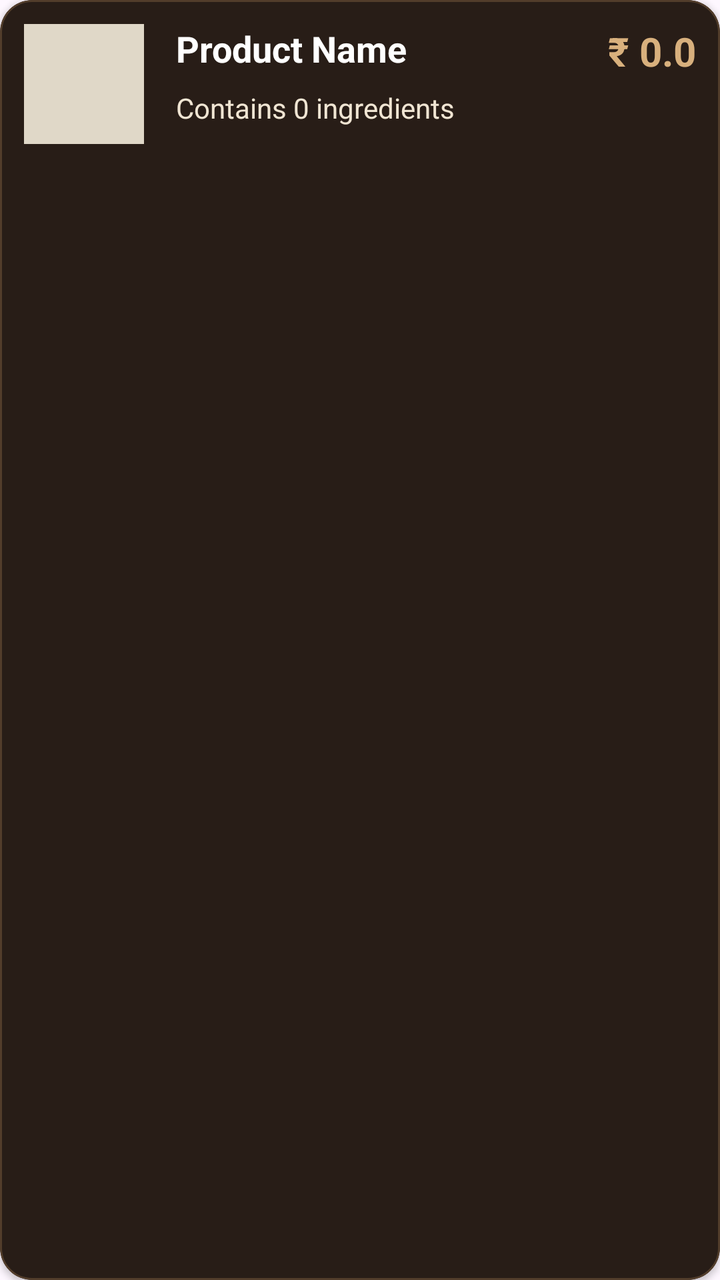
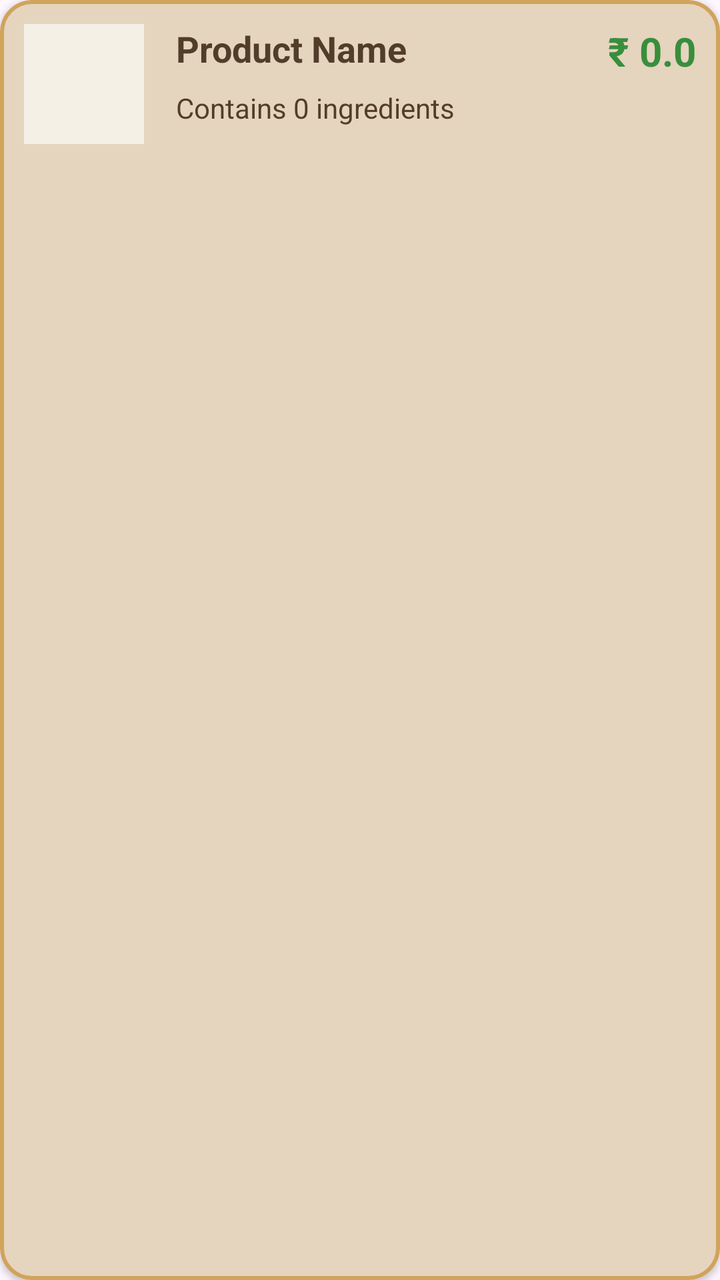

An Android layout rendered at two revisions. The XML below is the earlier revision; the diff shows what the commit changed to produce the second picture.
<!-- AndroidManifest.xml: application theme Theme.COCOBAR -->
<!-- res/layout/item_recipe_card.xml -->
<?xml version="1.0" encoding="utf-8"?>
<com.google.android.material.card.MaterialCardView
    xmlns:android="http://schemas.android.com/apk/res/android"
    xmlns:app="http://schemas.android.com/apk/res-auto"
    android:layout_width="match_parent"
    android:layout_height="wrap_content"
    android:layout_marginBottom="12dp"
    app:cardBackgroundColor="@color/coco_bg_outer"
    app:cardCornerRadius="16dp"
    app:cardElevation="2dp"
    app:strokeColor="@color/coco_divider_gold"
    app:strokeWidth="1dp">

    <androidx.constraintlayout.widget.ConstraintLayout
        android:layout_width="match_parent"
        android:layout_height="wrap_content"
        android:padding="12dp">

        <ImageView
            android:id="@+id/ivRecipeImage"
            android:layout_width="60dp"
            android:layout_height="60dp"
            android:background="#E0D8C8"
            android:scaleType="centerCrop"
            app:layout_constraintStart_toStartOf="parent"
            app:layout_constraintTop_toTopOf="parent"
            app:layout_constraintBottom_toBottomOf="parent"/>

        <TextView
            android:id="@+id/tvRecipeName"
            android:layout_width="0dp"
            android:layout_height="wrap_content"
            android:text="Product Name"
            android:textColor="@color/white"
            android:textSize="18sp"
            android:textStyle="bold"
            android:layout_marginStart="16dp"
            android:layout_marginEnd="16dp"
            app:layout_constraintStart_toEndOf="@id/ivRecipeImage"
            app:layout_constraintEnd_toStartOf="@id/tvRecipePrice"
            app:layout_constraintTop_toTopOf="parent"/>

        <TextView
            android:id="@+id/tvRecipePrice"
            android:layout_width="wrap_content"
            android:layout_height="wrap_content"
            android:text="₹ 0.0"
            android:textColor="@color/cocobar_gold"
            android:textSize="20sp"
            android:textStyle="bold"
            app:layout_constraintEnd_toEndOf="parent"
            app:layout_constraintTop_toTopOf="parent"/>

        <TextView
            android:id="@+id/tvIngredientCount"
            android:layout_width="wrap_content"
            android:layout_height="wrap_content"
            android:text="Contains 0 ingredients"
            android:textColor="@color/coco_text_light"
            android:textSize="14sp"
            android:layout_marginTop="8dp"
            app:layout_constraintStart_toStartOf="@id/tvRecipeName"
            app:layout_constraintTop_toBottomOf="@id/tvRecipeName"/>

    </androidx.constraintlayout.widget.ConstraintLayout>
</com.google.android.material.card.MaterialCardView>
<!-- resources referenced by this layout -->
<resources>
  <color name="coco_bg_outer">#281D17</color>
  <color name="coco_divider_gold">#523D2B</color>
  <color name="coco_text_light">#F0E5D3</color>
  <color name="cocobar_gold">#D8B07D</color>
  <color name="white">#FFFFFFFF</color>
  <style name="Theme.COCOBAR" parent="Base.Theme.COCOBAR" />
  <style name="Base.Theme.COCOBAR" parent="Theme.Material3.DayNight.NoActionBar">
          
          <item name="colorPrimary">@color/coco_button_teal</item>
  
          
          <item name="android:statusBarColor">?android:attr/colorBackground</item>
          
      </style>
  <color name="coco_button_teal">#2F6F6B</color>
</resources>

<!-- the commit's change to res/layout/item_recipe_card.xml (unified diff, before → after) -->
@@ -5,11 +5,11 @@
     android:layout_width="match_parent"
     android:layout_height="wrap_content"
     android:layout_marginBottom="12dp"
-    app:cardBackgroundColor="@color/coco_bg_outer"
+    app:cardBackgroundColor="@color/coco_input_beige"
     app:cardCornerRadius="16dp"
     app:cardElevation="2dp"
-    app:strokeColor="@color/coco_divider_gold"
-    app:strokeWidth="1dp">
+    app:strokeColor="#D1A35B"
+    app:strokeWidth="2dp">
 
     <androidx.constraintlayout.widget.ConstraintLayout
         android:layout_width="match_parent"
@@ -20,7 +20,7 @@
             android:id="@+id/ivRecipeImage"
             android:layout_width="60dp"
             android:layout_height="60dp"
-            android:background="#E0D8C8"
+            android:background="#F5F0E6"
             android:scaleType="centerCrop"
             app:layout_constraintStart_toStartOf="parent"
             app:layout_constraintTop_toTopOf="parent"
@@ -31,7 +31,7 @@
             android:layout_width="0dp"
             android:layout_height="wrap_content"
             android:text="Product Name"
-            android:textColor="@color/white"
+            android:textColor="@color/coco_divider_gold"
             android:textSize="18sp"
             android:textStyle="bold"
             android:layout_marginStart="16dp"
@@ -45,7 +45,7 @@
             android:layout_width="wrap_content"
             android:layout_height="wrap_content"
             android:text="₹ 0.0"
-            android:textColor="@color/cocobar_gold"
+            android:textColor="#388E3C"
             android:textSize="20sp"
             android:textStyle="bold"
             app:layout_constraintEnd_toEndOf="parent"
@@ -56,7 +56,7 @@
             android:layout_width="wrap_content"
             android:layout_height="wrap_content"
             android:text="Contains 0 ingredients"
-            android:textColor="@color/coco_text_light"
+            android:textColor="@color/coco_divider_gold"
             android:textSize="14sp"
             android:layout_marginTop="8dp"
             app:layout_constraintStart_toStartOf="@id/tvRecipeName"
<!-- resource entries referenced after the edit -->
@@ -1,10 +1,7 @@
 <!-- resources referenced by this layout -->
 <resources>
-  <color name="coco_bg_outer">#281D17</color>
   <color name="coco_divider_gold">#523D2B</color>
-  <color name="coco_text_light">#F0E5D3</color>
-  <color name="cocobar_gold">#D8B07D</color>
-  <color name="white">#FFFFFFFF</color>
+  <color name="coco_input_beige">#E5D4BE</color>
   <style name="Theme.COCOBAR" parent="Base.Theme.COCOBAR" />
   <style name="Base.Theme.COCOBAR" parent="Theme.Material3.DayNight.NoActionBar">
           
